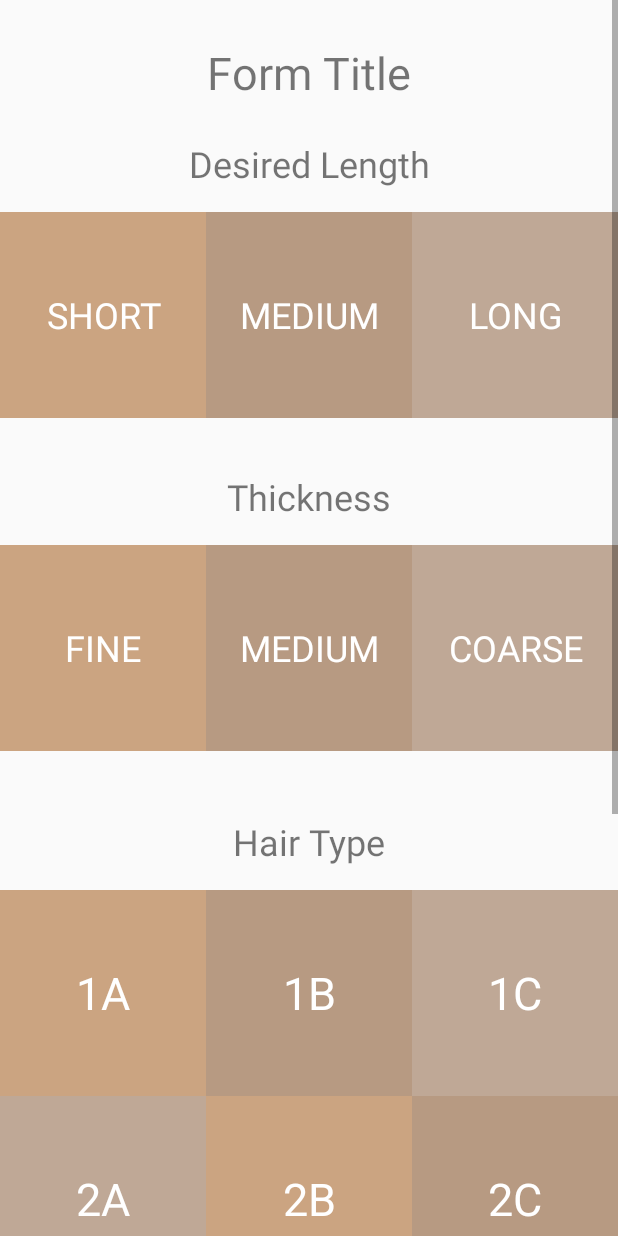
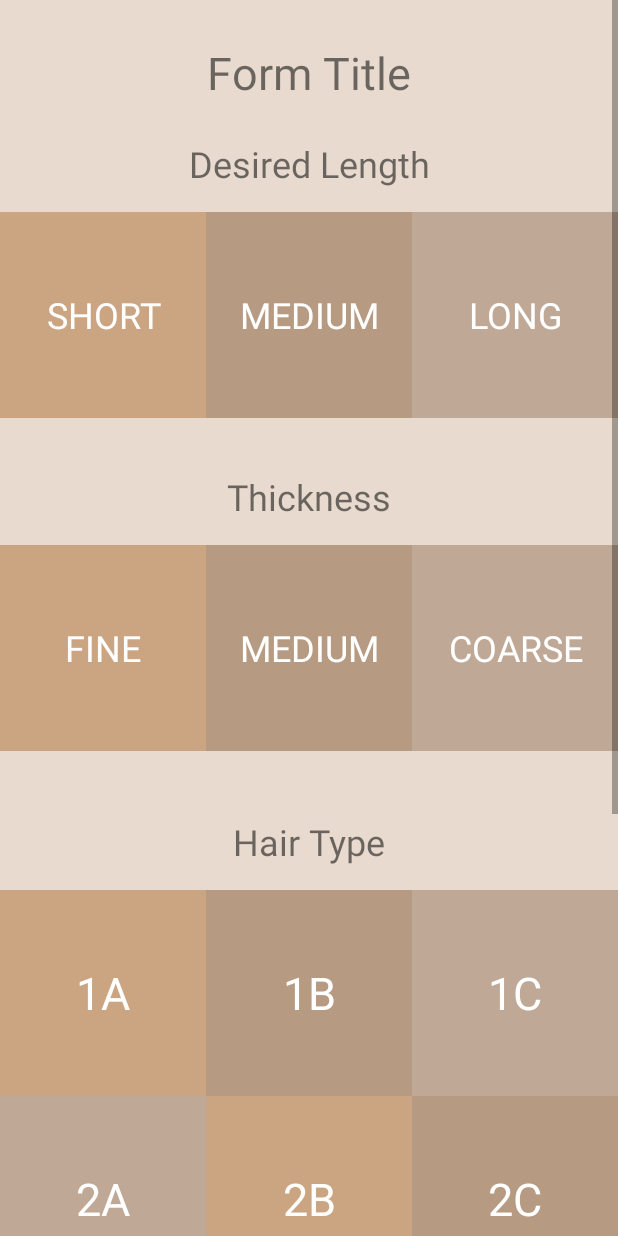
Before and after one commit to vigsu2000/Bahrber, an Android app: the FormScreen screen opened directly, with no data from a screen before it, on a phone screen of 412 x 824 dp. Run offline under Robolectric (Android 15) with nearby library versions, the phone set to English and light mode, and no system bars.

Commit message:
Background color modification
Also deleted some unused import statements

```diff
--- a/Bahrber/app/src/main/java/com/example/vignesh/imageupload/FormScreen.java
+++ b/Bahrber/app/src/main/java/com/example/vignesh/imageupload/FormScreen.java
@@ -4,25 +4,23 @@ import android.content.Intent;
 import android.graphics.Color;
 import android.graphics.drawable.ColorDrawable;
 import android.graphics.drawable.Drawable;
-import android.os.Build;
 import android.os.Bundle;
-import android.support.annotation.RequiresApi;
 import android.support.constraint.ConstraintLayout;
 import android.support.v4.graphics.ColorUtils;
 import android.support.v7.app.AppCompatActivity;
 import android.util.DisplayMetrics;
-import android.util.TypedValue;
 import android.view.View;
 import android.view.animation.AlphaAnimation;
 import android.widget.Button;
 import android.widget.LinearLayout;
-import android.widget.Switch;
 import android.widget.TextView;
+import android.util.Log;
 
 import java.util.ArrayList;
 import java.util.HashMap;
 
 public class FormScreen extends AppCompatActivity {
+    private static final String TAG = "Bahrber:Form";
 
     TextView formTitle, length;
     Button buttonShort, buttonMediumLength, buttonLong;
@@ -154,6 +152,7 @@ public class FormScreen extends AppCompatActivity {
 
         submit.setOnClickListener(new View.OnClickListener() {
             public void onClick(View view) {
+                Log.d(TAG, "Submit button clicked");
                 Intent intent = new Intent(FormScreen.this, Result.class);
                 startActivity(intent);
             }
--- a/Bahrber/app/src/main/java/com/example/vignesh/imageupload/Home.java
+++ b/Bahrber/app/src/main/java/com/example/vignesh/imageupload/Home.java
@@ -2,20 +2,26 @@ package com.example.vignesh.imageupload;
 
 import android.support.v7.app.AppCompatActivity;
 import android.os.Bundle;
+import android.util.Log;
 import android.view.View;
 import android.widget.Button;
 import android.content.Intent;
 
 public class Home extends AppCompatActivity {
+    private static final String TAG = "Bahrber:Home";
+
+    Button nextPage;
 
     @Override
     protected void onCreate(Bundle savedInstanceState) {
         super.onCreate(savedInstanceState);
         setContentView(R.layout.activity_home);
 
-        Button nextPage = (Button) findViewById(R.id.toMain);
+        nextPage = (Button) findViewById(R.id.toMain);
+
         nextPage.setOnClickListener(new View.OnClickListener() {
             public void onClick(View view) {
+                Log.d(TAG, "Next button clicked");
                 Intent intent = new Intent(Home.this, MainActivity.class);
                 startActivity(intent);
             }
--- a/Bahrber/app/src/main/java/com/example/vignesh/imageupload/MainActivity.java
+++ b/Bahrber/app/src/main/java/com/example/vignesh/imageupload/MainActivity.java
@@ -8,6 +8,7 @@ import android.provider.MediaStore;
 import android.support.annotation.NonNull;
 import android.support.v7.app.AppCompatActivity;
 import android.os.Bundle;
+import android.util.Log;
 import android.view.View;
 import android.widget.Button;
 import android.widget.ImageView;
@@ -21,10 +22,10 @@ import com.google.firebase.storage.StorageReference;
 import com.google.firebase.database.DatabaseReference;
 import com.google.firebase.storage.UploadTask;
 
-import java.text.Normalizer;
+public class MainActivity extends AppCompatActivity {
+    private static final String TAG = "Bahrber:Main";
 
-public class MainActivity extends AppCompatActivity {
-    Button chooseImg, uploadImg, retrieveImg1, retrieveImg2;
+    Button chooseImg, uploadImg, retrieveImg1, retrieveImg2, nextPage;
     ImageView imgView1, imgView2;
     int PICK_IMAGE_REQUEST = 111;
     Uri filePath;
@@ -42,6 +43,7 @@ public class MainActivity extends AppCompatActivity {
         retrieveImg2 = (Button) findViewById(R.id.retrieveImg2);
         imgView1 = (ImageView)findViewById(R.id.imgView1);
         imgView2 = (ImageView) findViewById(R.id.imgView2);
+        nextPage = (Button) findViewById(R.id.next);
 
         pd = new ProgressDialog(this);
         pd.setMessage("Uploading....");
@@ -108,9 +110,9 @@ public class MainActivity extends AppCompatActivity {
             }
         });
 
-        Button nextPage = (Button) findViewById(R.id.next);
         nextPage.setOnClickListener(new View.OnClickListener() {
             public void onClick(View view) {
+                Log.d(TAG, "Next button clicked");
                 Intent intent = new Intent(MainActivity.this, FormScreen.class);
                 startActivity(intent);
             }
--- a/Bahrber/app/src/main/java/com/example/vignesh/imageupload/Result.java
+++ b/Bahrber/app/src/main/java/com/example/vignesh/imageupload/Result.java
@@ -4,7 +4,6 @@ import android.support.v7.app.AppCompatActivity;
 import android.os.Bundle;
 
 public class Result extends AppCompatActivity {
-
     @Override
     protected void onCreate(Bundle savedInstanceState) {
         super.onCreate(savedInstanceState);
--- a/Bahrber/app/src/main/res/layout/activity_form_screen.xml
+++ b/Bahrber/app/src/main/res/layout/activity_form_screen.xml
@@ -38,7 +38,7 @@
                 android:layout_marginTop="28dp"
                 android:text="@string/form_title"
                 android:textAllCaps="false"
-                android:textSize="30sp"
+                android:textSize="@dimen/other_form_text_size"
                 app:layout_constraintEnd_toEndOf="parent"
                 app:layout_constraintStart_toStartOf="parent"
                 app:layout_constraintTop_toTopOf="parent" />
@@ -58,7 +58,7 @@
                     android:layout_width="wrap_content"
                     android:layout_height="wrap_content"
                     android:text="@string/hair_type"
-                    android:textSize="24sp"
+                    android:textSize="@dimen/form_text_size"
                     app:layout_constraintEnd_toEndOf="parent"
                     app:layout_constraintStart_toStartOf="parent" />
 
@@ -88,7 +88,7 @@
                             android:background="@color/colorPrimary"
                             android:text="@string/_1a"
                             android:textColor="@color/formTextColor"
-                            android:textSize="30sp"
+                            android:textSize="@dimen/other_form_text_size"
                             android:typeface="sans"
                             style="?android:attr/borderlessButtonStyle" />
 
@@ -100,7 +100,7 @@
                             android:background="@color/colorPrimaryDark"
                             android:text="@string/_1b"
                             android:textColor="@color/formTextColor"
-                            android:textSize="30sp"
+                            android:textSize="@dimen/other_form_text_size"
                             android:typeface="sans"
                             style="?android:attr/borderlessButtonStyle" />
 
@@ -112,7 +112,7 @@
                             android:background="@color/colorAccent"
                             android:text="@string/_1c"
                             android:textColor="@color/formTextColor"
-                            android:textSize="30sp"
+                            android:textSize="@dimen/other_form_text_size"
                             android:typeface="sans"
                             style="?android:attr/borderlessButtonStyle" />
 
@@ -135,7 +135,7 @@
                             android:background="@color/colorAccent"
                             android:text="@string/_2a"
                             android:textColor="@color/formTextColor"
-                            android:textSize="30sp"
+                            android:textSize="@dimen/other_form_text_size"
                             android:typeface="sans"
                             style="?android:attr/borderlessButtonStyle" />
 
@@ -147,7 +147,7 @@
                             android:background="@color/colorPrimary"
                             android:text="@string/_2b"
                             android:textColor="@color/formTextColor"
-                            android:textSize="30sp"
+                            android:textSize="@dimen/other_form_text_size"
                             android:typeface="sans"
                             style="?android:attr/borderlessButtonStyle" />
 
@@ -159,7 +159,7 @@
                             android:background="@color/colorPrimaryDark"
                             android:text="@string/_2c"
                             android:textColor="@color/formTextColor"
-                            android:textSize="30sp"
+                            android:textSize="@dimen/other_form_text_size"
                             android:typeface="sans"
                             style="?android:attr/borderlessButtonStyle" />
 
@@ -182,7 +182,7 @@
                             android:background="@color/colorPrimaryDark"
                             android:text="@string/_3a"
                             android:textColor="@color/formTextColor"
-                            android:textSize="30sp"
+                            android:textSize="@dimen/other_form_text_size"
                             android:typeface="sans"
                             style="?android:attr/borderlessButtonStyle" />
 
@@ -194,7 +194,7 @@
                             android:background="@color/colorAccent"
                             android:text="@string/_3b"
                             android:textColor="@color/formTextColor"
-                            android:textSize="30sp"
+                            android:textSize="@dimen/other_form_text_size"
                             android:typeface="sans"
                             style="?android:attr/borderlessButtonStyle" />
 
@@ -206,7 +206,7 @@
                             android:background="@color/colorPrimary"
                             android:text="@string/_3c"
                             android:textColor="@color/formTextColor"
-                            android:textSize="30sp"
+                            android:textSize="@dimen/other_form_text_size"
                             android:typeface="sans"
                             style="?android:attr/borderlessButtonStyle" />
 
@@ -229,7 +229,7 @@
                             android:background="@color/colorPrimary"
                             android:text="@string/_4a"
                             android:textColor="@color/formTextColor"
-                            android:textSize="30sp"
+                            android:textSize="@dimen/other_form_text_size"
                             android:typeface="sans"
                             style="?android:attr/borderlessButtonStyle" />
 
@@ -241,7 +241,7 @@
                             android:background="@color/colorPrimaryDark"
                             android:text="@string/_4b"
                             android:textColor="@color/formTextColor"
-                            android:textSize="30sp"
+                            android:textSize="@dimen/other_form_text_size"
                             android:typeface="sans"
                             style="?android:attr/borderlessButtonStyle" />
 
@@ -253,7 +253,7 @@
                             android:background="@color/colorAccent"
                             android:text="@string/_4c"
                             android:textColor="@color/formTextColor"
-                            android:textSize="30sp"
+                            android:textSize="@dimen/other_form_text_size"
                             android:typeface="sans"
                             style="?android:attr/borderlessButtonStyle" />
 
@@ -278,7 +278,7 @@
                     android:layout_width="wrap_content"
                     android:layout_height="wrap_content"
                     android:text="@string/desired_length"
-                    android:textSize="24sp"
+                    android:textSize="@dimen/form_text_size"
                     app:layout_constraintEnd_toEndOf="parent"
                     app:layout_constraintHorizontal_bias="0.501"
                     app:layout_constraintStart_toStartOf="parent"
@@ -302,7 +302,7 @@
                         android:background="@color/colorPrimary"
                         android:text="@string/shortLength"
                         android:textColor="@color/formTextColor"
-                        android:textSize="24sp"
+                        android:textSize="@dimen/form_text_size"
                         android:typeface="sans"
                         style="?android:attr/borderlessButtonStyle" />
 
@@ -314,7 +314,7 @@
                         android:background="@color/colorPrimaryDark"
                         android:text="@string/mediumLength"
                         android:textColor="@color/formTextColor"
-                        android:textSize="24sp"
+                        android:textSize="@dimen/form_text_size"
                         android:typeface="sans"
                         style="?android:attr/borderlessButtonStyle" />
 
@@ -326,7 +326,7 @@
                         android:background="@color/colorAccent"
                         android:text="@string/longLength"
                         android:textColor="@color/formTextColor"
-                        android:textSize="24sp"
+                        android:textSize="@dimen/form_text_size"
                         android:typeface="sans"
                         style="?android:attr/borderlessButtonStyle" />
 
@@ -348,7 +348,7 @@
                     android:layout_width="wrap_content"
                     android:layout_height="wrap_content"
                     android:text="@string/thickness"
-                    android:textSize="24sp"
+                    android:textSize="@dimen/form_text_size"
                     app:layout_constraintEnd_toEndOf="parent"
                     app:layout_constraintStart_toStartOf="parent"
                     app:layout_constraintTop_toTopOf="parent" />
@@ -372,7 +372,7 @@
                         android:background="@color/colorPrimary"
                         android:text="@string/fine"
                         android:textColor="@color/formTextColor"
-                        android:textSize="24sp"
+                        android:textSize="@dimen/form_text_size"
                         android:typeface="sans"
                         style="?android:attr/borderlessButtonStyle" />
 
@@ -384,7 +384,7 @@
                         android:background="@color/colorPrimaryDark"
                         android:text="@string/mediumThickness"
                         android:textColor="@color/formTextColor"
-                        android:textSize="24sp"
+                        android:textSize="@dimen/form_text_size"
                         android:typeface="sans"
                         style="?android:attr/borderlessButtonStyle"/>
 
@@ -396,7 +396,7 @@
                         android:background="@color/colorAccent"
                         android:text="@string/coarse"
                         android:textColor="@color/formTextColor"
-                        android:textSize="24sp"
+                        android:textSize="@dimen/form_text_size"
                         android:typeface="sans"
                         style="?android:attr/borderlessButtonStyle"/>
                 </LinearLayout>
--- a/Bahrber/app/src/main/res/values/colors.xml
+++ b/Bahrber/app/src/main/res/values/colors.xml
@@ -4,4 +4,5 @@
     <color name="colorPrimaryDark">#ffb79a82</color>
     <color name="colorAccent">#ffbfa896</color>
     <color name="formTextColor">#ffffffff</color>
+    <color name="background_color">#e8dace</color>
 </resources>
--- a/Bahrber/app/src/main/res/values/dimens.xml
+++ b/Bahrber/app/src/main/res/values/dimens.xml
@@ -5,5 +5,9 @@
     <!-- Default screen margins, per the Android Design guidelines. -->
     <dimen name="activity_horizontal_margin">16dp</dimen>
     <dimen name="activity_vertical_margin">16dp</dimen>
+
+    <!-- Font sizes-->
     <dimen name="button_text_size">20sp</dimen>
+    <dimen name="form_text_size">24sp</dimen>
+    <dimen name="other_form_text_size">30sp</dimen>
 </resources>
--- a/Bahrber/app/src/main/res/values/styles.xml
+++ b/Bahrber/app/src/main/res/values/styles.xml
@@ -6,6 +6,7 @@
         <item name="colorPrimary">@color/colorPrimary</item>
         <item name="colorPrimaryDark">@color/colorPrimaryDark</item>
         <item name="colorAccent">@color/colorAccent</item>
+        <item name="android:colorBackground">@color/background_color</item>
     </style>
 
     <style name="AppTheme.NoActionBar">
@@ -16,5 +17,4 @@
     <style name="AppTheme.AppBarOverlay" parent="ThemeOverlay.AppCompat.Dark.ActionBar" />
 
     <style name="AppTheme.PopupOverlay" parent="ThemeOverlay.AppCompat.Light" />
-
 </resources>
```
